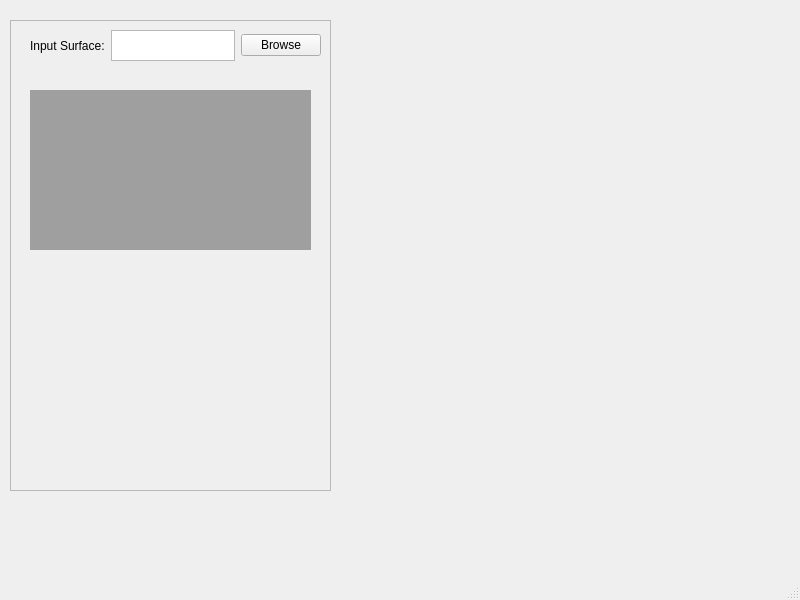
Qt form surface_remesher.ui (jackyko1991/Surface-Remesher) before a commit.
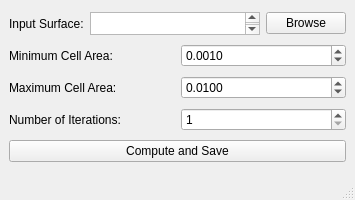
The same form after that commit.

```diff
--- a/surface_remesher.ui
+++ b/surface_remesher.ui
@@ -6,48 +6,28 @@
    <rect>
     <x>0</x>
     <y>0</y>
-    <width>800</width>
-    <height>600</height>
+    <width>355</width>
+    <height>200</height>
    </rect>
   </property>
+  <property name="minimumSize">
+   <size>
+    <width>355</width>
+    <height>200</height>
+   </size>
+  </property>
+  <property name="maximumSize">
+   <size>
+    <width>355</width>
+    <height>200</height>
+   </size>
+  </property>
   <property name="windowTitle">
    <string>Surface Remesher</string>
   </property>
   <widget class="QWidget" name="centralwidget">
-   <widget class="QFrame" name="frame">
-    <property name="geometry">
-     <rect>
-      <x>10</x>
-      <y>20</y>
-      <width>321</width>
-      <height>471</height>
-     </rect>
-    </property>
-    <property name="frameShape">
-     <enum>QFrame::StyledPanel</enum>
-    </property>
-    <property name="frameShadow">
-     <enum>QFrame::Raised</enum>
-    </property>
-    <widget class="QMdiArea" name="mdiArea">
-     <property name="geometry">
-      <rect>
-       <x>20</x>
-       <y>70</y>
-       <width>281</width>
-       <height>160</height>
-      </rect>
-     </property>
-    </widget>
-    <widget class="QWidget" name="">
-     <property name="geometry">
-      <rect>
-       <x>20</x>
-       <y>10</y>
-       <width>291</width>
-       <height>31</height>
-      </rect>
-     </property>
+   <layout class="QVBoxLayout" name="verticalLayout">
+    <item>
      <layout class="QHBoxLayout" name="horizontalLayout">
       <item>
        <widget class="QLabel" name="label">
@@ -57,7 +37,23 @@
        </widget>
       </item>
       <item>
-       <widget class="QTextEdit" name="textEdit"/>
+       <widget class="QTextEdit" name="textEdit">
+        <property name="enabled">
+         <bool>true</bool>
+        </property>
+        <property name="minimumSize">
+         <size>
+          <width>0</width>
+          <height>23</height>
+         </size>
+        </property>
+        <property name="maximumSize">
+         <size>
+          <width>16777215</width>
+          <height>23</height>
+         </size>
+        </property>
+       </widget>
       </item>
       <item>
        <widget class="QPushButton" name="pushButton">
@@ -67,8 +63,87 @@
        </widget>
       </item>
      </layout>
-    </widget>
-   </widget>
+    </item>
+    <item>
+     <layout class="QHBoxLayout" name="horizontalLayout_2">
+      <item>
+       <widget class="QLabel" name="label_2">
+        <property name="text">
+         <string>Minimum Cell Area:</string>
+        </property>
+       </widget>
+      </item>
+      <item>
+       <widget class="QDoubleSpinBox" name="doubleSpinBoxMinCellArea">
+        <property name="decimals">
+         <number>4</number>
+        </property>
+        <property name="minimum">
+         <double>0.000000000000000</double>
+        </property>
+        <property name="singleStep">
+         <double>0.001000000000000</double>
+        </property>
+        <property name="value">
+         <double>0.001000000000000</double>
+        </property>
+       </widget>
+      </item>
+     </layout>
+    </item>
+    <item>
+     <layout class="QHBoxLayout" name="horizontalLayout_3">
+      <item>
+       <widget class="QLabel" name="label_3">
+        <property name="text">
+         <string>Maximum Cell Area:</string>
+        </property>
+       </widget>
+      </item>
+      <item>
+       <widget class="QDoubleSpinBox" name="doubleSpinBoxMaxCellArea">
+        <property name="decimals">
+         <number>4</number>
+        </property>
+        <property name="singleStep">
+         <double>0.001000000000000</double>
+        </property>
+        <property name="value">
+         <double>0.010000000000000</double>
+        </property>
+       </widget>
+      </item>
+     </layout>
+    </item>
+    <item>
+     <layout class="QHBoxLayout" name="horizontalLayout_7">
+      <item>
+       <widget class="QLabel" name="label_7">
+        <property name="text">
+         <string>Number of Iterations:</string>
+        </property>
+       </widget>
+      </item>
+      <item>
+       <widget class="QSpinBox" name="spinBoxIterations">
+        <property name="minimum">
+         <number>1</number>
+        </property>
+        <property name="maximum">
+         <number>9999</number>
+        </property>
+       </widget>
+      </item>
+     </layout>
+    </item>
+    <item>
+     <widget class="QPushButton" name="pushButtonCompute">
+      <property name="text">
+       <string>Compute and Save</string>
+      </property>
+     </widget>
+    </item>
+   </layout>
   </widget>
   <widget class="QMenuBar" name="menubar">
    <property name="geometry">
```
Left out of the diff: 4 changed lines with no effect on the pictures.
